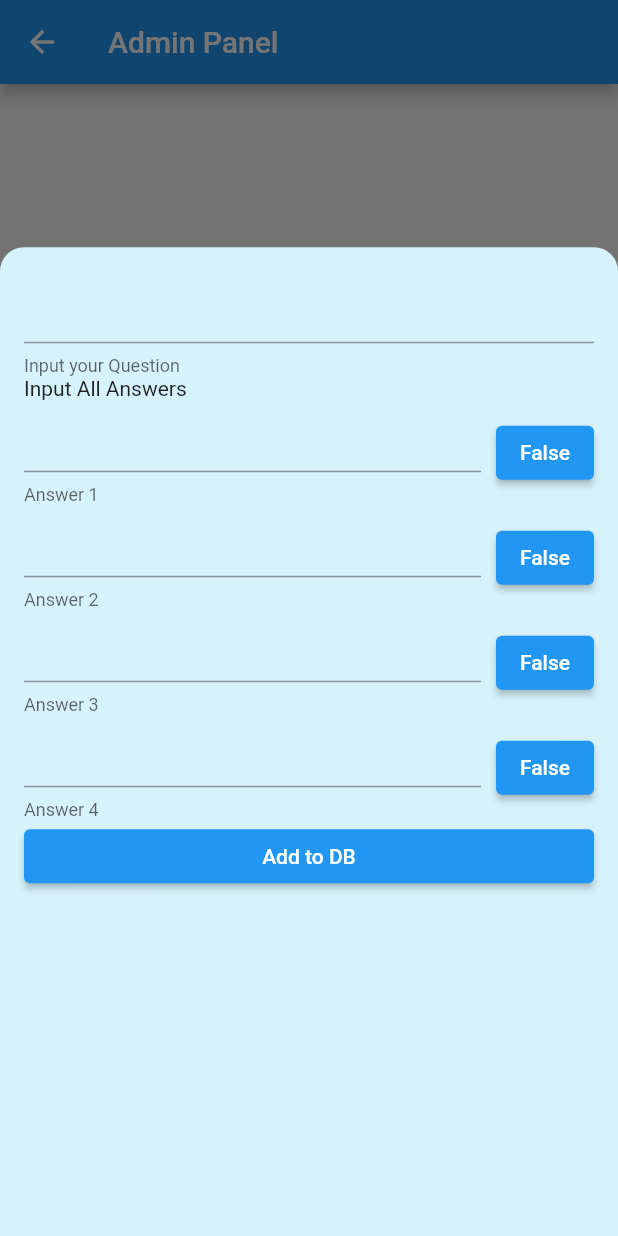
After one commit to GajiHabib/flutter-firebace, a Flutter app: the AdminPanelScreen screen opened directly, after a tap on "Add Quiz", on a phone screen of 412 x 824 dp. The commit adds this screen. Run offline on Flutter 3.47's test engine with Material 2 defaults, Android fonts, the phone set to English and light mode, and no system bars; our stand-ins replace cloud_firestore, firebase_core; accounts and stored records are empty.

Commit message:
commit massege

```diff
--- /dev/null
+++ b/lib/admin panel/add_quiz_widgets.dart
@@ -0,0 +1,156 @@
+// ignore_for_file: prefer_const_constructors
+
+import 'package:cloud_firestore/cloud_firestore.dart';
+import 'package:flutter/material.dart';
+
+class AddQuizBottomSheetWidget extends StatefulWidget {
+  AddQuizBottomSheetWidget({
+    Key? key,
+  }) : super(key: key);
+
+  @override
+  State<AddQuizBottomSheetWidget> createState() =>
+      _AddQuizBottomSheetWidgetState();
+}
+
+class _AddQuizBottomSheetWidgetState extends State<AddQuizBottomSheetWidget> {
+  TextEditingController quizController = TextEditingController();
+  TextEditingController answer1Controller = TextEditingController();
+  TextEditingController answer2Controller = TextEditingController();
+  TextEditingController answer3Controller = TextEditingController();
+  TextEditingController answer4Controller = TextEditingController();
+
+  bool isCorrectAnswer1 = false;
+  bool isCorrectAnswer2 = false;
+  bool isCorrectAnswer3 = false;
+  bool isCorrectAnswer4 = false;
+
+  @override
+  Widget build(BuildContext context) {
+    var deviceHeight = MediaQuery.of(context).size.height;
+
+    print('Device Height = $deviceHeight');
+
+    return Container(
+      height: deviceHeight * 0.8,
+      padding: EdgeInsets.all(16),
+      decoration: BoxDecoration(
+        color: Color.fromARGB(255, 214, 242, 250),
+        borderRadius: BorderRadius.only(
+            topLeft: Radius.circular(16), topRight: Radius.circular(16)),
+      ),
+      child: ListView(children: [
+        TextField(
+          controller: quizController,
+          decoration: InputDecoration(helperText: 'Input your Question'),
+        ),
+        Text('Input All Answers'),
+        Row(
+          mainAxisAlignment: MainAxisAlignment.spaceBetween,
+          children: [
+            Expanded(
+              child: TextField(
+                controller: answer1Controller,
+                decoration: InputDecoration(helperText: 'Answer 1'),
+              ),
+            ),
+            SizedBox(width: 10),
+            ElevatedButton(
+              onPressed: () {
+                setState(() {
+                  isCorrectAnswer1 = !isCorrectAnswer1;
+                });
+              },
+              child: Text(isCorrectAnswer1 ? 'True' : 'False'),
+            ),
+          ],
+        ),
+        Row(
+          mainAxisAlignment: MainAxisAlignment.spaceBetween,
+          children: [
+            Expanded(
+              child: TextField(
+                controller: answer2Controller,
+                decoration: InputDecoration(helperText: 'Answer 2'),
+              ),
+            ),
+            SizedBox(width: 10),
+            ElevatedButton(
+              onPressed: () {
+                setState(() {
+                  isCorrectAnswer2 = !isCorrectAnswer2;
+                });
+              },
+              child: Text(isCorrectAnswer2 ? 'True' : 'False'),
+            ),
+          ],
+        ),
+        Row(
+          mainAxisAlignment: MainAxisAlignment.spaceBetween,
+          children: [
+            Expanded(
+              child: TextField(
+                controller: answer3Controller,
+                decoration: InputDecoration(helperText: 'Answer 3'),
+              ),
+            ),
+            SizedBox(width: 10),
+            ElevatedButton(
+              onPressed: () {
+                setState(() {
+                  isCorrectAnswer3 = !isCorrectAnswer3;
+                });
+              },
+              child: Text(isCorrectAnswer3 ? 'True' : 'False'),
+            ),
+          ],
+        ),
+        Row(
+          mainAxisAlignment: MainAxisAlignment.spaceBetween,
+          children: [
+            Expanded(
+              child: TextField(
+                controller: answer4Controller,
+                decoration: InputDecoration(helperText: 'Answer 4'),
+              ),
+            ),
+            SizedBox(width: 10),
+            ElevatedButton(
+              onPressed: () {
+                setState(() {
+                  isCorrectAnswer4 = !isCorrectAnswer4;
+                });
+              },
+              child: Text(isCorrectAnswer4 ? 'True' : 'False'),
+            ),
+          ],
+        ),
+        ElevatedButton(
+            onPressed: () async {
+              await addQuizToDB();
+
+              Navigator.pop(context);
+            },
+            child: Text('Add to DB'))
+      ]),
+    );
+  }
+
+  Future<void> addQuizToDB() async {
+   var collection = await  FirebaseFirestore.instance.collection('jamia');
+
+    //A Quiz as Map
+    Map<String, dynamic> quizMap = {
+      'question': quizController.text,
+      'answerList': [
+        {'answer': answer1Controller.text, 'isCorrect': isCorrectAnswer1},
+        {'answer': answer2Controller.text, 'isCorrect': isCorrectAnswer2},
+        {'answer': answer3Controller.text, 'isCorrect': isCorrectAnswer3},
+        {'answer': answer4Controller.text, 'isCorrect': isCorrectAnswer4},
+      ]
+    };
+
+    await collection.add(quizMap);
+
+  }
+}
--- /dev/null
+++ b/lib/admin panel/admin_panel.dart
@@ -0,0 +1,32 @@
+
+import 'package:flutter/material.dart';
+
+import 'add_quiz_widgets.dart';
+
+class AdminPanelScreen extends StatelessWidget {
+  const AdminPanelScreen({super.key});
+
+  @override
+  Widget build(BuildContext context) {
+    return Scaffold(
+      appBar: AppBar(title: Text('Admin Panel')),
+      body: Center(
+        child: Column(
+          crossAxisAlignment: CrossAxisAlignment.center,
+          mainAxisAlignment: MainAxisAlignment.center,
+          children: [
+            ElevatedButton(
+                onPressed: () {
+                  showModalBottomSheet(
+                      isScrollControlled: true,
+                      backgroundColor: Colors.amber.withOpacity(0),
+                      context: context,
+                      builder: (context) => AddQuizBottomSheetWidget());
+                },
+                child: Text('Add Quiz'))
+          ],
+        ),
+      ),
+    );
+  }
+}
--- a/lib/allQuiz.dart
+++ b/lib/allQuiz.dart
@@ -1,8 +1,9 @@
 class Quiz {
+  final String?id;
   final String question;
   final List<Answer> answerList;
 
-  Quiz({required this.question, required this.answerList});
+  Quiz({required this.question, required this.answerList,this.id});
 }
 
 class Answer {
--- /dev/null
+++ b/lib/hilperse.dart
@@ -0,0 +1,41 @@
+// ignore_for_file: unused_local_variable
+
+import 'package:cloud_firestore/cloud_firestore.dart';
+
+import 'allquiz.dart';
+
+class Helpers {
+  static Future<List<Quiz>> getAllQuiz() async {
+    List<Quiz> quizList = [];
+
+    var collectionSnapshot =
+        await FirebaseFirestore.instance.collection('jamia').get();
+
+    //Loop for All Document in Collection
+    for (var documentSnapshot in collectionSnapshot.docs) {
+      String question = documentSnapshot.get('question');
+      List answerMapList = documentSnapshot.get('answerList');
+
+      var docID = documentSnapshot.reference.id;
+
+      // print('Doc ID $docID');
+
+      List<Answer> answerList = [];
+
+      //Loop for All Answers in Answer list in Document.///////
+      for (var answerMap in answerMapList) {
+        Answer myAnswer = Answer(
+            answer: answerMap['answer'], isCorrect: answerMap['isCorrect']);
+        answerList.add(myAnswer);
+      }
+
+      Quiz myQuiz = Quiz(question:question, answerList: answerList,id: docID);
+
+      quizList.add(myQuiz);
+
+      // print(answerMapList);
+    }
+
+    return quizList;
+  }
+}
```
Also changed, not shown: lib/Homepage.dart (+52 -27 lines), lib/admin panel/delette_quiz_screen.dart (added, +82 -0 lines), lib/class_practice.dart (added, +41 -0 lines), lib/quizScrren.dart (+35 -7 lines), 2 other files.
